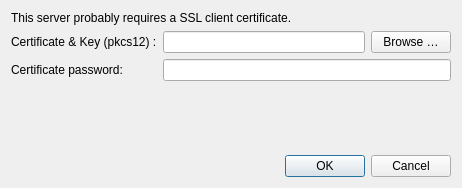
Old version of the form src/gui/addcertificatedialog.ui in the repository nextcloud/desktop.
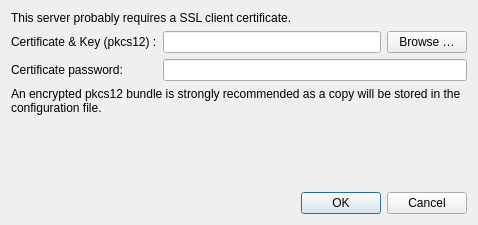
New version of the form.

Patch:
```diff
--- a/src/gui/addcertificatedialog.ui
+++ b/src/gui/addcertificatedialog.ui
@@ -9,8 +9,8 @@
    <rect>
     <x>0</x>
     <y>0</y>
-    <width>462</width>
-    <height>188</height>
+    <width>478</width>
+    <height>225</height>
    </rect>
   </property>
   <property name="windowTitle">
@@ -73,11 +73,30 @@
      </item>
     </layout>
    </item>
+   <item>
+    <widget class="QLabel" name="label">
+     <property name="text">
+      <string>An encrypted pkcs12 bundle is strongly recommended as a copy will be stored in the configuration file.</string>
+     </property>
+     <property name="wordWrap">
+      <bool>true</bool>
+     </property>
+    </widget>
+   </item>
    <item>
     <widget class="QLabel" name="labelErrorCertif">
      <property name="palette">
       <palette>
        <active>
+        <colorrole role="WindowText">
+         <brush brushstyle="SolidPattern">
+          <color alpha="255">
+           <red>255</red>
+           <green>0</green>
+           <blue>0</blue>
+          </color>
+         </brush>
+        </colorrole>
         <colorrole role="Text">
          <brush brushstyle="SolidPattern">
           <color alpha="255">
@@ -89,6 +108,15 @@
         </colorrole>
        </active>
        <inactive>
+        <colorrole role="WindowText">
+         <brush brushstyle="SolidPattern">
+          <color alpha="255">
+           <red>255</red>
+           <green>0</green>
+           <blue>0</blue>
+          </color>
+         </brush>
+        </colorrole>
         <colorrole role="Text">
          <brush brushstyle="SolidPattern">
           <color alpha="255">
@@ -100,6 +128,15 @@
         </colorrole>
        </inactive>
        <disabled>
+        <colorrole role="WindowText">
+         <brush brushstyle="SolidPattern">
+          <color alpha="255">
+           <red>119</red>
+           <green>120</green>
+           <blue>120</blue>
+          </color>
+         </brush>
+        </colorrole>
         <colorrole role="Text">
          <brush brushstyle="SolidPattern">
           <color alpha="255">
@@ -112,9 +149,6 @@
        </disabled>
       </palette>
      </property>
-     <property name="text">
-      <string/>
-     </property>
      <property name="wordWrap">
       <bool>true</bool>
      </property>
```
